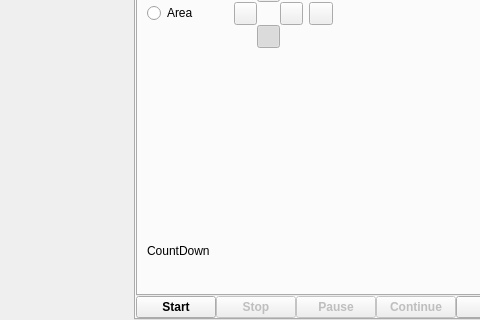
vkohaupt/vokoscreenNG, file src/wayland/formMainWindow_wl.ui: the form before one commit; both pictures show x 0 to 480 and y 194 to 514 of the 800 by 514 pixel window.
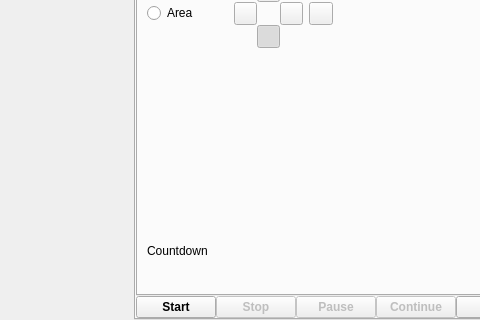
The form after the commit. The open tabs and pages were chosen to show the change. Icons and pictures are not drawn.

What changed in the file:
```diff
--- a/src/wayland/formMainWindow_wl.ui
+++ b/src/wayland/formMainWindow_wl.ui
@@ -600,7 +600,7 @@
                     <item>
                      <widget class="QLabel" name="labelScreencastCountdownText">
                       <property name="text">
-                       <string>CountDown</string>
+                       <string>Countdown</string>
                       </property>
                      </widget>
                     </item>
```
Left out of the diff: 2 changed lines with no effect on the pictures.
